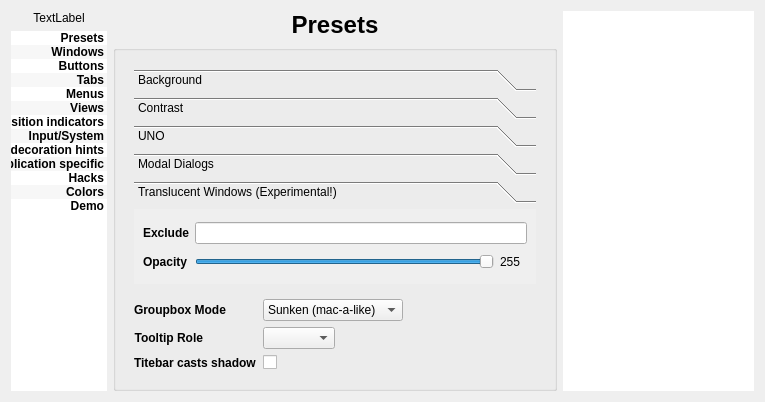
Before: the Qt Designer form config/config.ui in deiv/bespin-pkg, drawn with Qt 5.
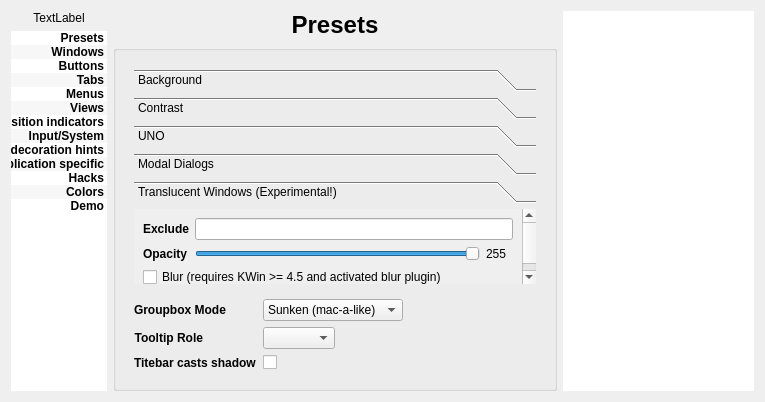
After: the same form once the commit is applied. The open tabs and pages were chosen to show the change.

What changed in the file:
```diff
--- a/config/config.ui
+++ b/config/config.ui
@@ -1089,8 +1089,8 @@
               <rect>
                <x>0</x>
                <y>0</y>
-               <width>106</width>
-               <height>57</height>
+               <width>372</width>
+               <height>87</height>
               </rect>
              </property>
              <attribute name="label">
@@ -1146,6 +1146,13 @@
                 </property>
                </widget>
               </item>
+              <item row="2" column="0" colspan="3">
+               <widget class="QCheckBox" name="argbBlur">
+                <property name="text">
+                 <string>Blur (requires KWin &gt;= 4.5 and activated blur plugin)</string>
+                </property>
+               </widget>
+              </item>
              </layout>
             </widget>
            </widget>
```
Left out of the diff: 26 changed lines with no effect on the pictures.
